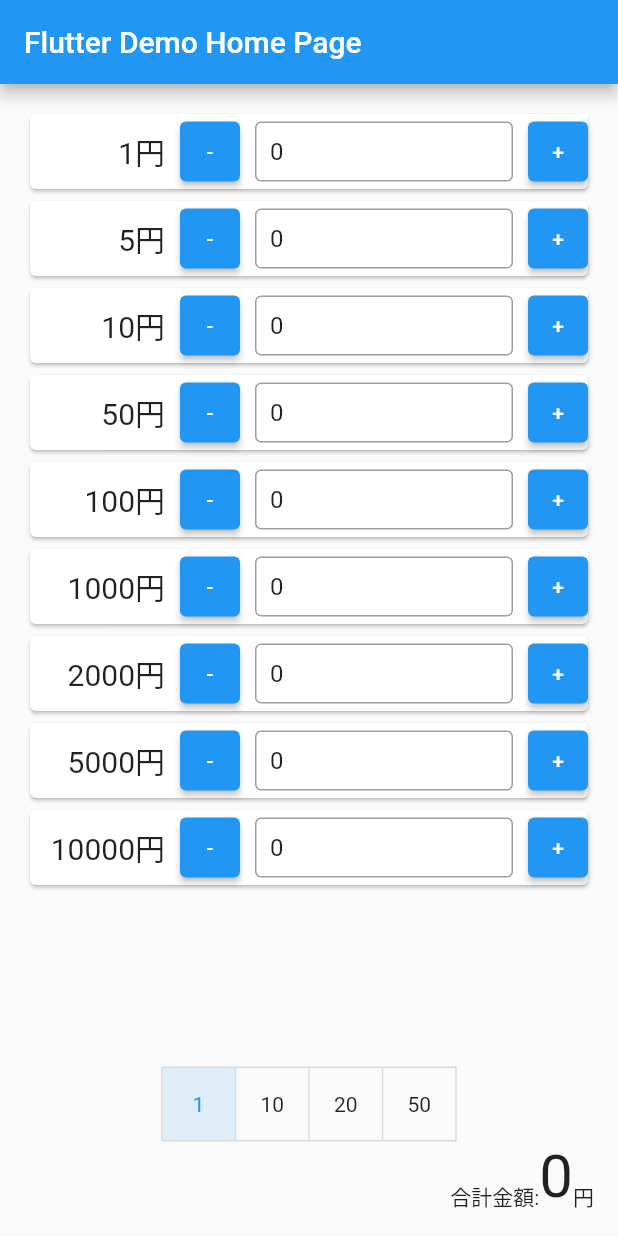
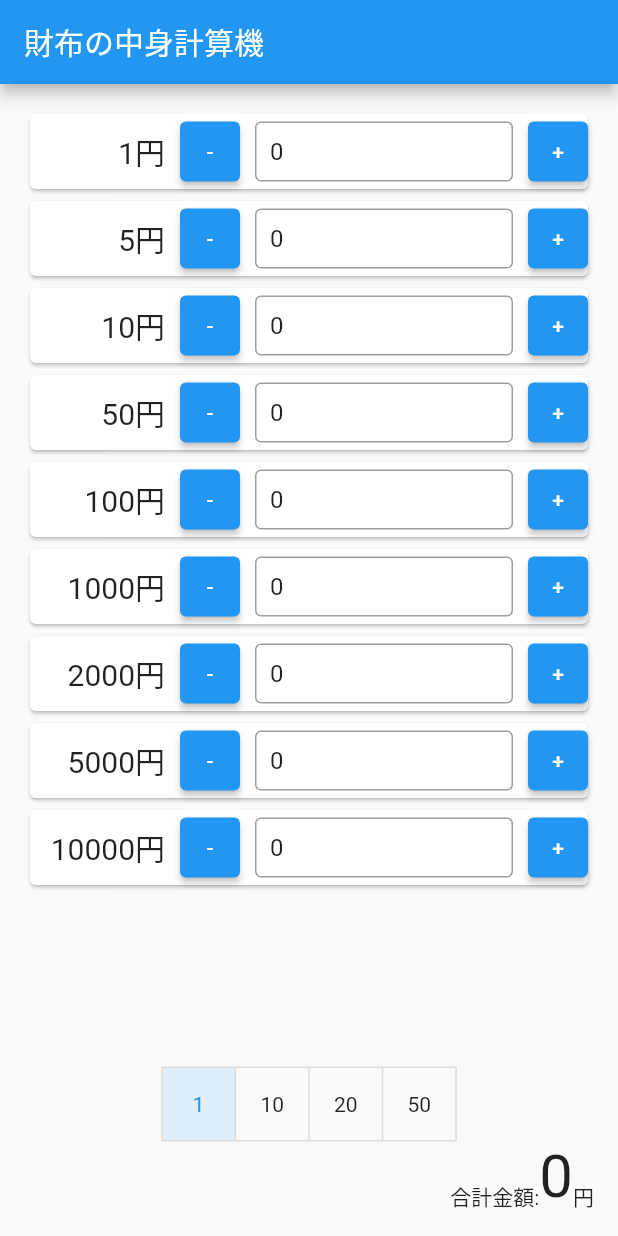
Before and after one commit to yuchan2215/FlutterMoneyCalculator, a Flutter app: the screen it shows after launch, on a phone screen of 412 x 824 dp. Run offline on Flutter 3.47's test engine with Material 2 defaults, Android fonts, the phone set to English and light mode, and no system bars.

Commit message:
[change] アプリ上部に表示されるタイトルを変更

```diff
--- a/lib/main.dart
+++ b/lib/main.dart
@@ -16,7 +16,7 @@ class MyApp extends StatelessWidget {
       theme: ThemeData(
         primarySwatch: Colors.blue,
       ),
-      home: const MyHomePage(title: 'Flutter Demo Home Page'),
+      home: const MyHomePage(title: '財布の中身計算機'),
     );
   }
 }
```
